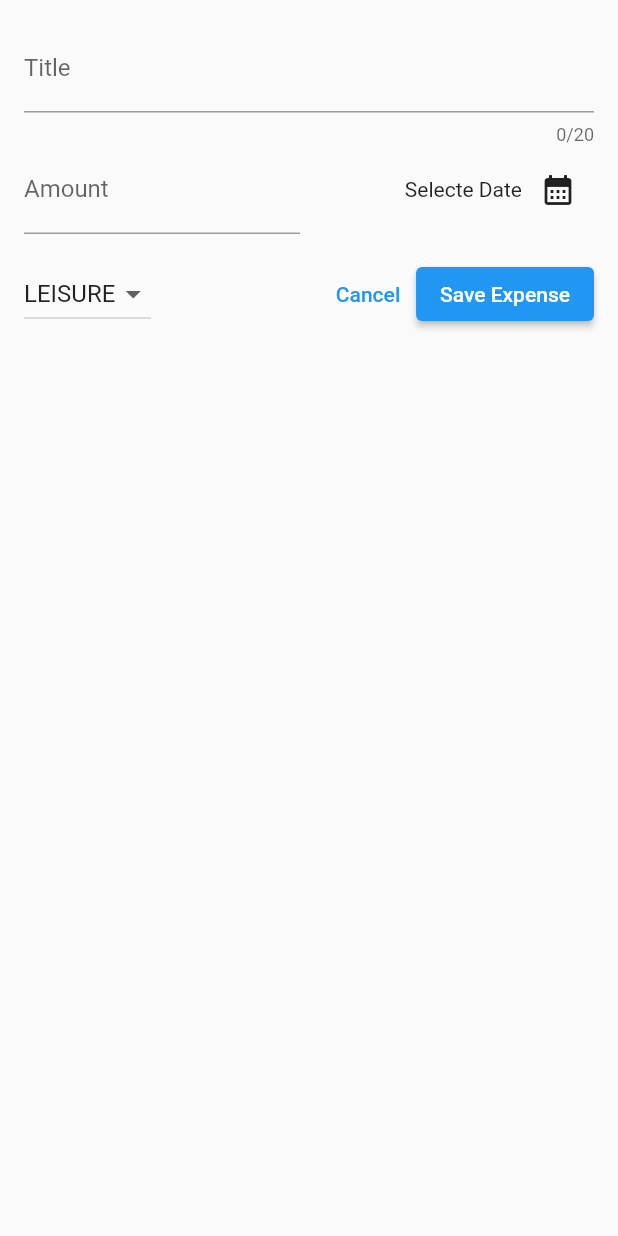
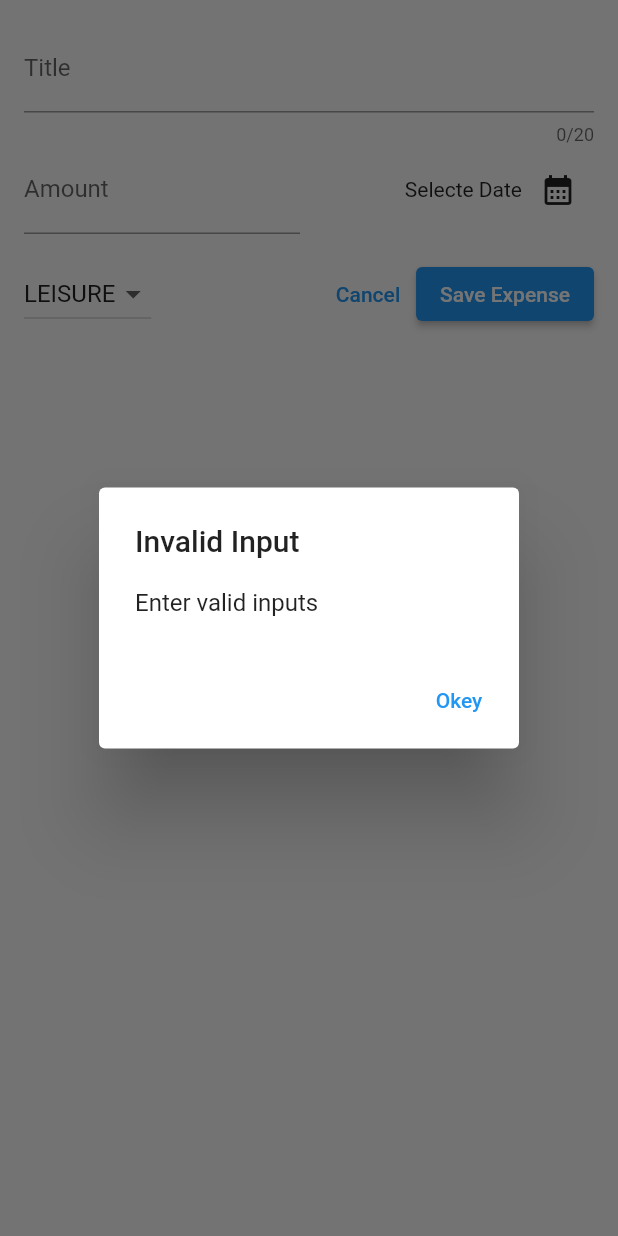
Before and after one commit to rohansolse/udemy_app, a Flutter app: the NewExpense widget shown alone on an empty page, opened directly, after a tap on "Save Expense", on a phone screen of 412 x 824 dp. Run offline on Flutter 3.47's test engine with Material 2 defaults, Android fonts, the phone set to English and light mode, and no system bars.

Commit message:
added new expenses

```diff
--- a/lib/widgets/new_expense.dart
+++ b/lib/widgets/new_expense.dart
@@ -26,6 +26,32 @@ class _NewExpenseState extends State<NewExpense> {
     setState(() {
       _selectedDate = pickedDate;
     });
+  }
+
+  void _submitExpenseData() {
+    final enteredAmount = double.tryParse(_amountController.text);
+    final amountIsInvalid = enteredAmount == null || enteredAmount <= 0;
+    if (_titleController.text.trim().isEmpty ||
+        amountIsInvalid ||
+        _selectedDate == null) {
+      // show erro msg
+      showDialog(
+        context: context,
+        builder: (ctx) => AlertDialog(
+          title: const Text('Invalid Input'),
+          content: const Text('Enter valid inputs'),
+          actions: [
+            TextButton(
+              onPressed: () {
+                Navigator.pop(ctx);
+              },
+              child: const Text('Okey'),
+            )
+          ],
+        ),
+      );
+      return;
+    }
   }
 
   @override
@@ -108,8 +134,7 @@ class _NewExpenseState extends State<NewExpense> {
               ),
               ElevatedButton(
                 onPressed: () {
-                  print(_titleController.text);
-                  print(_amountController.text);
+                  _submitExpenseData();
                 },
                 child: const Text('Save Expense'),
               )
```
Also changed, not shown: pubspec.lock, 1 other file.
